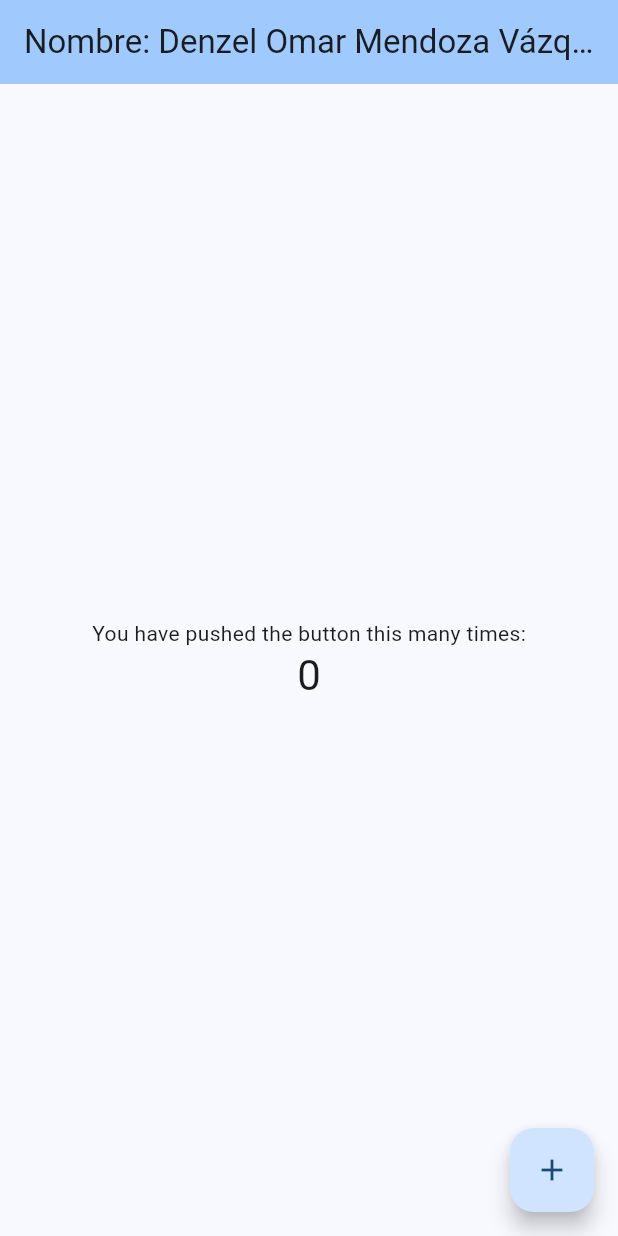
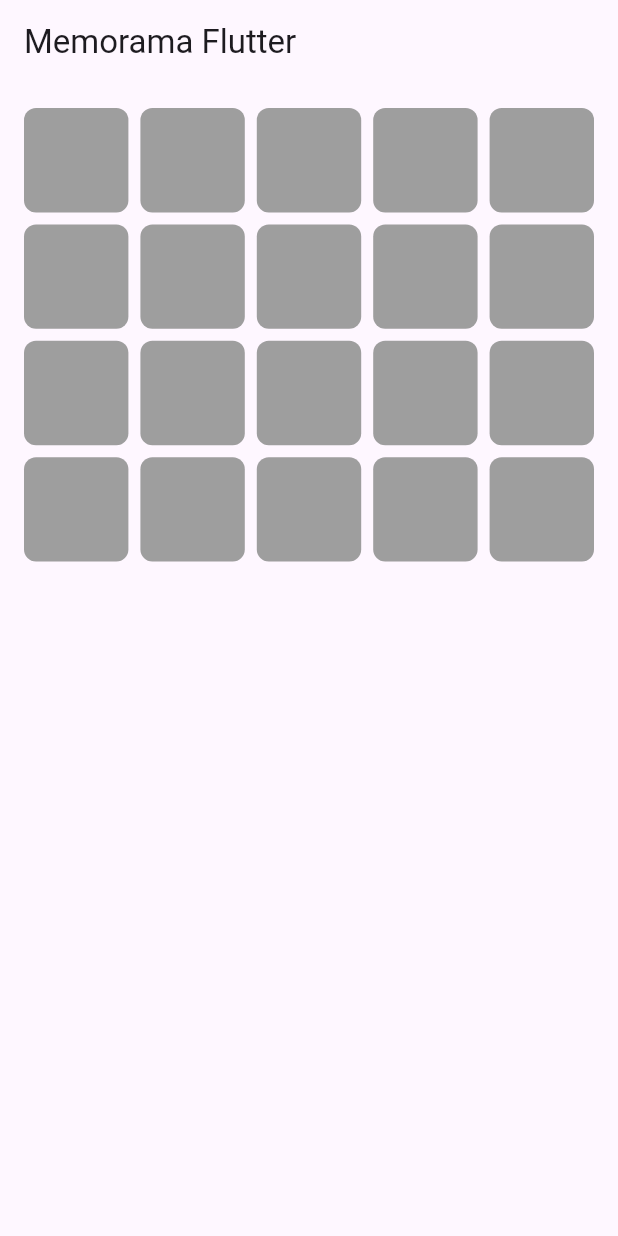
Before and after one commit to Fundamentos-Moviles/exameni-denzelomar-mndzvzqz, a Flutter app: the screen it shows after launch, on a phone screen of 412 x 824 dp. Run offline on Flutter 3.47's test engine with Material 3 defaults, Android fonts, the phone set to English and light mode, and no system bars.

Commit message:
Estructura inicial y cuadrícula base del memorama

```diff
--- a/lib/main.dart
+++ b/lib/main.dart
@@ -1,122 +1,21 @@
 import 'package:flutter/material.dart';
+import 'screens/game_screen.dart';
 
 void main() {
-  runApp(const MyApp());
+  runApp(const MemoryApp());
 }
 
-class MyApp extends StatelessWidget {
-  const MyApp({super.key});
+class MemoryApp extends StatelessWidget {
+  const MemoryApp({super.key});
 
-  // This widget is the root of your application.
   @override
   Widget build(BuildContext context) {
     return MaterialApp(
-      title: 'Flutter Demo',
+      title: 'FDM E1 - Memorama',
       theme: ThemeData(
-        // This is the theme of your application.
-        //
-        // TRY THIS: Try running your application with "flutter run". You'll see
-        // the application has a purple toolbar. Then, without quitting the app,
-        // try changing the seedColor in the colorScheme below to Colors.green
-        // and then invoke "hot reload" (save your changes or press the "hot
-        // reload" button in a Flutter-supported IDE, or press "r" if you used
-        // the command line to start the app).
-        //
-        // Notice that the counter didn't reset back to zero; the application
-        // state is not lost during the reload. To reset the state, use hot
-        // restart instead.
-        //
-        // This works for code too, not just values: Most code changes can be
-        // tested with just a hot reload.
-        colorScheme: ColorScheme.fromSeed(seedColor: Colors.blue),
+        primarySwatch: Colors.blue,
       ),
-      home: const MyHomePage(title: 'Nombre: Denzel Omar Mendoza Vázquez'),
+      home: const GameScreen(),
     );
   }
 }
-
-class MyHomePage extends StatefulWidget {
-  const MyHomePage({super.key, required this.title});
-
-  // This widget is the home page of your application. It is stateful, meaning
-  // that it has a State object (defined below) that contains fields that affect
-  // how it looks.
-
-  // This class is the configuration for the state. It holds the values (in this
-  // case the title) provided by the parent (in this case the App widget) and
-  // used by the build method of the State. Fields in a Widget subclass are
-  // always marked "final".
-
-  final String title;
-
-  @override
-  State<MyHomePage> createState() => _MyHomePageState();
-}
-
-class _MyHomePageState extends State<MyHomePage> {
-  int _counter = 0;
-
-  void _incrementCounter() {
-    setState(() {
-      // This call to setState tells the Flutter framework that something has
-      // changed in this State, which causes it to rerun the build method below
-      // so that the display can reflect the updated values. If we changed
-      // _counter without calling setState(), then the build method would not be
-      // called again, and so nothing would appear to happen.
-      _counter++;
-    });
-  }
-
-  @override
-  Widget build(BuildContext context) {
-    // This method is rerun every time setState is called, for instance as done
-    // by the _incrementCounter method above.
-    //
-    // The Flutter framework has been optimized to make rerunning build methods
-    // fast, so that you can just rebuild anything that needs updating rather
-    // than having to individually change instances of widgets.
-    return Scaffold(
-      appBar: AppBar(
-        // TRY THIS: Try changing the color here to a specific color (to
-        // Colors.amber, perhaps?) and trigger a hot reload to see the AppBar
-        // change color while the other colors stay the same.
-        backgroundColor: Theme.of(context).colorScheme.inversePrimary,
-        // Here we take the value from the MyHomePage object that was created by
-        // the App.build method, and use it to set our appbar title.
-        title: Text(widget.title),
-      ),
-      body: Center(
-        // Center is a layout widget. It takes a single child and positions it
-        // in the middle of the parent.
-        child: Column(
-          // Column is also a layout widget. It takes a list of children and
-          // arranges them vertically. By default, it sizes itself to fit its
-          // children horizontally, and tries to be as tall as its parent.
-          //
-          // Column has various properties to control how it sizes itself and
-          // how it positions its children. Here we use mainAxisAlignment to
-          // center the children vertically; the main axis here is the vertical
-          // axis because Columns are vertical (the cross axis would be
-          // horizontal).
-          //
-          // TRY THIS: Invoke "debug painting" (choose the "Toggle Debug Paint"
-          // action in the IDE, or press "p" in the console), to see the
-          // wireframe for each widget.
-          mainAxisAlignment: MainAxisAlignment.center,
-          children: <Widget>[
-            const Text('You have pushed the button this many times:'),
-            Text(
-              '$_counter',
-              style: Theme.of(context).textTheme.headlineMedium,
-            ),
-          ],
-        ),
-      ),
-      floatingActionButton: FloatingActionButton(
-        onPressed: _incrementCounter,
-        tooltip: 'Increment',
-        child: const Icon(Icons.add),
-      ), // This trailing comma makes auto-formatting nicer for build methods.
-    );
-  }
-}
--- /dev/null
+++ b/lib/screens/game_screen.dart
@@ -0,0 +1,47 @@
+import 'package:flutter/material.dart';
+
+class GameScreen extends StatelessWidget {
+  const GameScreen({super.key});
+
+  // Número de filas y columnas
+  final int rows = 4;
+  final int columns = 5;
+
+  @override
+  Widget build(BuildContext context) {
+    return Scaffold(
+      appBar: AppBar(
+        title: const Text('Memorama Flutter'),
+      ),
+      body: Padding(
+        padding: const EdgeInsets.all(16.0),
+        child: GridView.count(
+          crossAxisCount: columns,
+          mainAxisSpacing: 8,
+          crossAxisSpacing: 8,
+          children: List.generate(rows * columns, (index) {
+            return MemoryTile(
+              color: Colors.grey, // Todos los cuadros empiezan en gris
+            );
+          }),
+        ),
+      ),
+    );
+  }
+}
+
+class MemoryTile extends StatelessWidget {
+  final Color color;
+
+  const MemoryTile({super.key, required this.color});
+
+  @override
+  Widget build(BuildContext context) {
+    return Container(
+      decoration: BoxDecoration(
+        color: color,
+        borderRadius: BorderRadius.circular(8),
+      ),
+    );
+  }
+}
```
Also changed, not shown: lib/widgets/memory_tile.dart (added), 1 other file.
